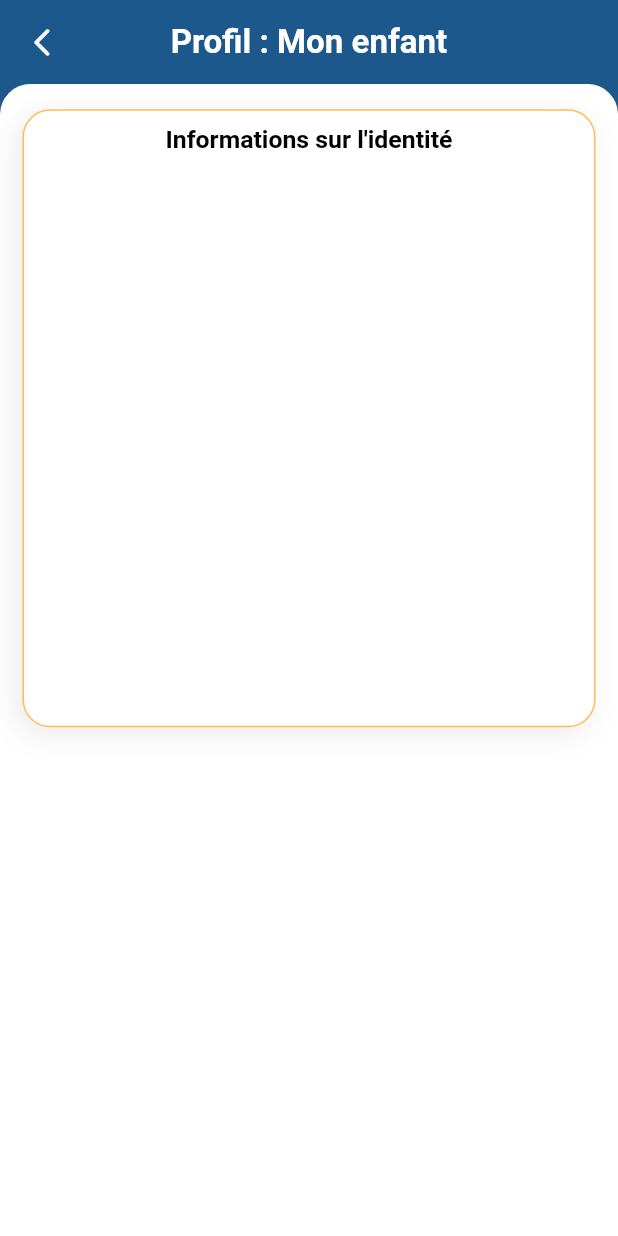
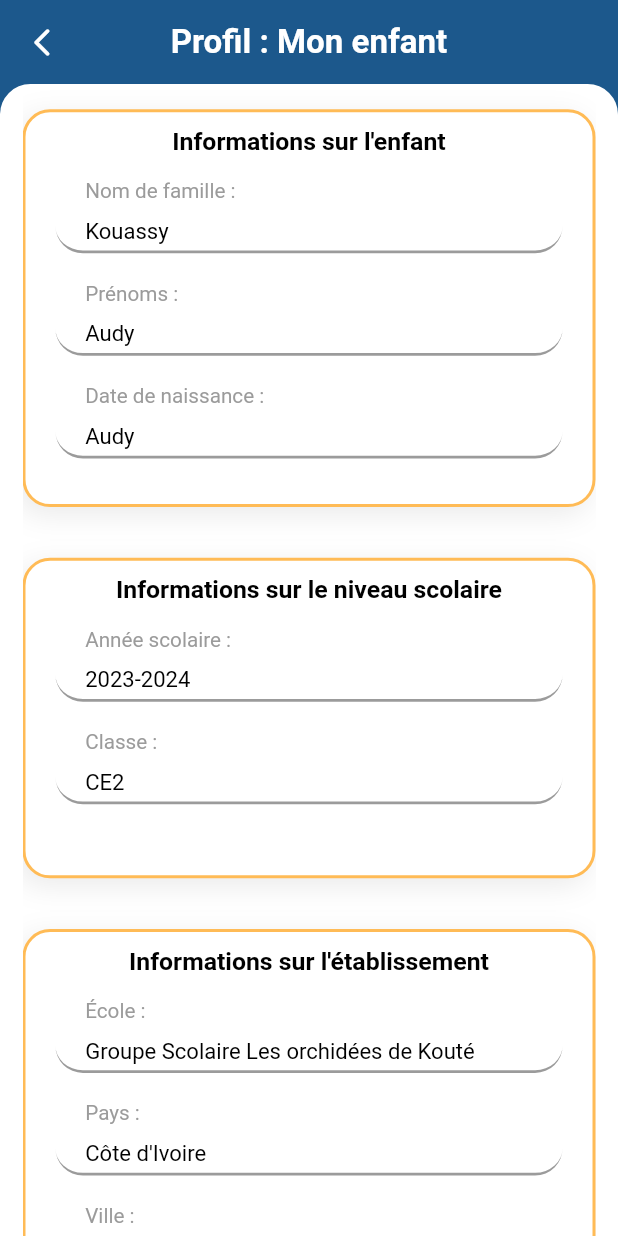
Before and after one commit to Keldy7/flutter_scolarApp, a Flutter app: the ChildScreen screen opened by its route, after a tap on "Modifier les informations", on a phone screen of 412 x 824 dp. Run offline on Flutter 3.47's test engine with Material 2 defaults, Android fonts, the phone set to English and light mode, and no system bars; our stand-ins replace carousel_slider, dotted_border, figma_squircle, file_picker, flutter_screenutil, flutter_svg and 7 more; accounts and stored records are empty; Roboto replaces fonts that are missing (Montserrat).

Commit message:
Interface de details d'infos infantiles 2

```diff
--- a/lib/app/ui/screens/child/child_screen.dart
+++ b/lib/app/ui/screens/child/child_screen.dart
@@ -62,6 +62,7 @@ class _ChildScreenState extends State<ChildScreen> {
                                   withCorners: true,
                                   corner: 20.h,
                                   withBorder: true,
+                                  widthBorder: 2,
                                   borderColor: secondaryColor,
                                   shadow: [
                                     const BoxShadow(
--- a/lib/app/ui/screens/child/edit_child_screen.dart
+++ b/lib/app/ui/screens/child/edit_child_screen.dart
@@ -18,7 +18,25 @@ class _EditChildScreenState extends State<EditChildScreen> {
   @override
   Widget build(BuildContext context) {
     double width = MediaQuery.sizeOf(context).width;
-    double height = MediaQuery.sizeOf(context).height;
+
+    TextEditingController nomController =
+        TextEditingController(text: "Kouassy");
+    TextEditingController prenomController =
+        TextEditingController(text: "Audy");
+    TextEditingController classeController = TextEditingController(text: "CE2");
+    // TextEditingController matriculeController =
+    //     TextEditingController(text: "EL34461");
+    TextEditingController academicYearController =
+        TextEditingController(text: "2023-2024");
+    TextEditingController ecoleController =
+        TextEditingController(text: "Groupe Scolaire Les orchidées de Kouté");
+    TextEditingController paysController =
+        TextEditingController(text: "Côte d'Ivoire");
+    TextEditingController villeController =
+        TextEditingController(text: "Kouté");
+    TextEditingController adrGeoController =
+        TextEditingController(text: "Abiékan non loin du forum des jeunes");
+
     return getScreenDetailDefaultView(
       context,
       Labels.profilEnfantKey,
@@ -31,26 +49,108 @@ class _EditChildScreenState extends State<EditChildScreen> {
           shrinkWrap: true,
           children: [
             20.h.verticalSpace,
-            Container(
-                height: height * 0.5,
-                width: width,
-                decoration: getButtonDecoration(getCardColor(context),
-                    withCorners: true,
-                    corner: 20.h,
-                    withBorder: true,
-                    borderColor: secondaryColor,
-                    shadow: [
-                      const BoxShadow(
-                          color: Color.fromRGBO(0, 0, 0, 0.07999999821186066),
-                          offset: Offset(-4, 5),
-                          blurRadius: 16)
-                    ]),
-                child: Column(
+            getBorderedContainer(
+                context,
+                width,
+                Column(
                   children: [
-                    buildTitle(context, "Informations sur l'identité")
-
+                    buildTitle(context, Labels.infosEnfantKey),
+                    20.h.verticalSpace,
+                    getDefaultUnderlineTextFiled(
+                        context,
+                        Constant.addColonToLabel(Labels.nomKey),
+                        nomController,
+                        getFontHint(context),
+                        (value) {}),
+                    20.h.verticalSpace,
+                    getDefaultUnderlineTextFiled(
+                        context,
+                        Constant.addColonToLabel(Labels.prenomsKey),
+                        prenomController,
+                        getFontHint(context),
+                        (value) {}),
+                    20.h.verticalSpace,
+                    getDefaultUnderlineTextFiled(
+                        context,
+                        Constant.addColonToLabel(Labels.dateNaissanceKey),
+                        prenomController,
+                        getFontHint(context),
+                        (value) {}),
+                    20.h.verticalSpace,
                   ],
-                ).paddingSymmetric(horizontal: 10, vertical: 10))
+                )),
+            40.h.verticalSpace,
+            getBorderedContainer(
+                context,
+                width,
+                Column(
+                  children: [
+                    buildTitle(context, Labels.infosNivoScolaireKey),
+                    20.h.verticalSpace,
+                    getDefaultUnderlineTextFiled(
+                        context,
+                        Constant.addColonToLabel(Labels.academicYearKey),
+                        academicYearController,
+                        getFontHint(context),
+                        (value) {}),
+                    20.h.verticalSpace,
+                    getDefaultUnderlineTextFiled(
+                        context,
+                        Constant.addColonToLabel(Labels.classeKey),
+                        classeController,
+                        getFontHint(context),
+                        (value) {}),
+                    20.h.verticalSpace,
+                    // getDefaultUnderlineTextFiled(
+                    //     context,
+                    //     Constant.addColonToLabel(Labels.matriculeKey),
+                    //     matriculeController,
+                    //     getFontHint(context),
+                    //     (value) {},
+                    //     readOnly: true),
+                    20.h.verticalSpace,
+                  ],
+                )),
+            40.h.verticalSpace,
+            getBorderedContainer(
+                context,
+                width,
+                Column(
+                  children: [
+                    buildTitle(context, Labels.infosEcoleKey),
+                    20.h.verticalSpace,
+                    getDefaultUnderlineTextFiled(
+                        context,
+                        Constant.addColonToLabel(Labels.ecoleKey),
+                        ecoleController,
+                        getFontHint(context),
+                        (value) {}),
+                    20.h.verticalSpace,
+                    getDefaultUnderlineTextFiled(
+                        context,
+                        Constant.addColonToLabel(Labels.paysKey),
+                        paysController,
+                        getFontHint(context),
+                        (value) {},
+                        readOnly: true),
+                    20.h.verticalSpace,
+                    getDefaultUnderlineTextFiled(
+                        context,
+                        Constant.addColonToLabel(Labels.villeKey),
+                        villeController,
+                        getFontHint(context),
+                        (value) {},
+                        readOnly: true),
+                    20.h.verticalSpace,
+                    getDefaultUnderlineTextFiled(
+                        context,
+                        Constant.addColonToLabel(Labels.adrGeoKey),
+                        adrGeoController,
+                        getFontHint(context),
+                        (value) {},
+                        readOnly: true),
+                  ],
+                )),
           ],
         ))
       ]).paddingSymmetric(horizontal: 15),
--- a/lib/app/ui/widgets/addedFileContainer.dart
+++ b/lib/app/ui/widgets/addedFileContainer.dart
@@ -3,6 +3,7 @@ import 'package:flutter/material.dart';
 import 'package:flutter_screenutil/flutter_screenutil.dart';
 import 'package:get/get.dart';
 import 'package:scolar_pay/app/ui/styles/colors.dart';
+import 'package:scolar_pay/app/utils/widget_utils.dart';
 
 import '../../utils/label_keys.dart';
 
@@ -55,14 +56,7 @@ class AddedFileContainer extends StatelessWidget {
                 SizedBox(
                   width: MediaQuery.sizeOf(context).width * (0.05),
                 ),
-                Text(
-                  Labels.selectionnerKey,
-                  maxLines: 1,
-                  overflow: TextOverflow.ellipsis,
-                  style: TextStyle(
-                    color: black40Color,
-                  ),
-                )
+                getCustomFont(Labels.selectionnerKey, 15, black40Color, 1)
               ],
             ),
           ),
--- a/lib/app/ui/widgets/deletedFileContainer.dart
+++ b/lib/app/ui/widgets/deletedFileContainer.dart
@@ -2,6 +2,7 @@ import 'package:dotted_border/dotted_border.dart';
 import 'package:file_picker/file_picker.dart';
 import 'package:flutter/material.dart';
 import 'package:scolar_pay/app/ui/styles/colors.dart';
+import 'package:scolar_pay/app/utils/widget_utils.dart';
 
 class DeletedFileContainer extends StatelessWidget {
   final PlatformFile platformFile;
@@ -24,11 +25,7 @@ class DeletedFileContainer extends StatelessWidget {
             children: [
               SizedBox(
                 width: boxConstraints.maxWidth * (0.75),
-                child: Text(
-                  platformFile.name,
-                  maxLines: 1,
-                  overflow: TextOverflow.ellipsis,
-                ),
+                child: getCustomFont(platformFile.name, 15, black40Color, 1)
               ),
               const Spacer(),
               IconButton(
--- a/lib/app/ui/widgets/sliders_caroussel.dart
+++ b/lib/app/ui/widgets/sliders_caroussel.dart
@@ -3,8 +3,8 @@ import 'package:flutter_screenutil/flutter_screenutil.dart';
 import 'package:flutter/material.dart';
 import 'package:get/get.dart';
 import 'package:getwidget/getwidget.dart';
+
 import '../models/model_banner.dart';
-
 import '../styles/colors.dart';
 import '../../utils/constant.dart';
 import '../../utils/widget_utils.dart';
--- a/lib/app/ui/widgets/stack_category.dart
+++ b/lib/app/ui/widgets/stack_category.dart
@@ -1,5 +1,6 @@
 import 'package:flutter/material.dart';
 import 'package:scolar_pay/app/ui/styles/colors.dart';
+import 'package:scolar_pay/app/utils/widget_utils.dart';
 
 class WikiCategory extends StatelessWidget {
   final IconData icon;
@@ -41,13 +42,8 @@ class WikiCategory extends StatelessWidget {
                 color: primaryColor,
               ),
               const SizedBox(height: 16.0),
-              Text(
-                label,
-                style: TextStyle(
-                  color: primaryColor,
-                  fontWeight: FontWeight.bold,
-                ),
-              )
+              getCustomFont(label, 14, primaryColor, 1,
+                  fontWeight: FontWeight.bold)
             ],
           ),
         )
--- a/lib/app/utils/constant.dart
+++ b/lib/app/utils/constant.dart
@@ -1,13 +1,15 @@
 import 'dart:async';
+import 'dart:ui' as ui;
 
 import 'package:flutter/material.dart';
 import 'package:flutter/services.dart';
 import 'package:flutter_screenutil/flutter_screenutil.dart';
 import 'package:get/get.dart';
 import 'package:intl/intl.dart';
-import 'dart:ui' as ui;
 
-import 'package:scolar_pay/app/utils/size_config.dart';
+import 'size_config.dart';
+
+
 
 class Constant {
   static String assetImagePngPath = "assets/images/png/";
--- a/lib/app/utils/label_keys.dart
+++ b/lib/app/utils/label_keys.dart
@@ -43,11 +43,20 @@ class Labels {
   static String permissionsKey = "Permissions";
 
 //Enfant
+  static String classeKey = "Classe";
+  static String dateNaissanceKey = "Date de naissance";
+  static String ageKey = "Âge";
+  static String matriculeKey = "Matricule";
+  static String infosEnfantKey = "Informations sur l'enfant";
+  static String infosNivoScolaireKey = "Informations sur le niveau scolaire";
+
+//École
+  static String ecoleKey = "École";
+  static String paysKey = "Pays";
+  static String villeKey = "Ville";
+  static String adrGeoKey = "Adresse géographique";
   static String academicYearKey = "Année scolaire";
-  static String classeKey = "Classe";
-  static String ecoleKey = "École";
-  static String ageKey = "Âge";
-  static String adrMailKey = "Adresse mail";
+  static String infosEcoleKey = "Informations sur l'établissement";
 
 //Ponctualité
   static String ponctualiteKey = "Ponctualité";
@@ -66,7 +75,6 @@ class Labels {
   static String permissionRefuseeKey = "Refusée";
   static String demanderPermissionKey = "Demander une permission scolaire";
   static String demandeAbsenceScolaireKey = "Demande d'absence scolaire";
-  static String infosEnfantKey = "Informations sur l'enfant";
   static String infosPermissionKey = "Informations sur la permission";
   static String confirmPermissionKey = "Confirmer la soumission";
   static String demandeEnvoyeeKey = "Demande envoyée !";
@@ -99,12 +107,14 @@ class Labels {
   static String submitKey = "Soumettre";
   static String validerKey = "Valider";
   static String annulerKey = "Annuler";
+
 //Profil
   static String monProfilKey = "Mon profil";
   static String saveProfilKey = "Enregistrer les modifications";
   static String editProfilKey = "Modifier mon profil";
   static String nomKey = "Nom de famille";
   static String prenomsKey = "Prénoms";
+  static String adrMailKey = "Adresse mail";
   static String numTelephoneKey = "Numéro de téléphone";
   // static String adrMailKey = "Adresse mail";
 
--- a/lib/app/utils/widget_utils.dart
+++ b/lib/app/utils/widget_utils.dart
@@ -301,6 +301,7 @@ ShapeDecoration getButtonDecoration(Color bgColor,
     Color borderColor = Colors.transparent,
     bool withCorners = true,
     double corner = 0,
+    double widthBorder = 1,
     double cornerSmoothing = 1.1,
     List<BoxShadow> shadow = const []}) {
   return ShapeDecoration(
@@ -308,7 +309,8 @@ ShapeDecoration getButtonDecoration(Color bgColor,
       shadows: shadow,
       shape: SmoothRectangleBorder(
           side: BorderSide(
-              width: 1, color: (withBorder) ? borderColor : transparentColor),
+              width: widthBorder,
+              color: (withBorder) ? borderColor : transparentColor),
           borderRadius: SmoothBorderRadius(
               cornerRadius: (withCorners) ? corner : 0,
               cornerSmoothing: (withCorners) ? cornerSmoothing : 0)));
@@ -825,6 +827,24 @@ Widget getDefaultContainerView(BuildContext context, Widget childView,
         color: getCurrentTheme(context).scaffoldBackgroundColor),
     child: childView,
   );
+}
+
+Container getBorderedContainer(BuildContext context, double innerWidth, Widget childColumn) {
+  return Container(
+      width: innerWidth,
+      decoration: getButtonDecoration(getCardColor(context),
+          withCorners: true,
+          corner: 20.h,
+          withBorder: true,
+          widthBorder: 2,
+          borderColor: secondaryColor,
+          shadow: [
+            const BoxShadow(
+                color: Color.fromRGBO(0, 0, 0, 0.07999999821186066),
+                offset: Offset(-4, 5),
+                blurRadius: 16)
+          ]),
+      child: childColumn.paddingSymmetric(vertical: 10));
 }
 
 showGetDialog(
@@ -1080,8 +1100,7 @@ Widget getDefaultUnderlineTextFiled(
               borderRadius: BorderRadius.all(Radius.circular(20.h))),
           focusedBorder: UnderlineInputBorder(
             borderSide: BorderSide(
-                color:
-                    (isFilled) ? transparentColor : getAccentColor(context),
+                color: (isFilled) ? transparentColor : getAccentColor(context),
                 width: 2.h),
           ),
           labelText: s,
@@ -1089,7 +1108,7 @@ Widget getDefaultUnderlineTextFiled(
               fontFamily: Constant.fontsFamily,
               color: getFontHint(context),
               fontWeight: FontWeight.w400,
-              fontSize: 16.sp)),
+              fontSize: 20.sp)),
     ).marginSymmetric(
         horizontal:
             (withPadding) ? Constant.getDefaultHorSpaceFigma(context) : 0),
```
Lines whose indentation alone changed are shown as unchanged.
